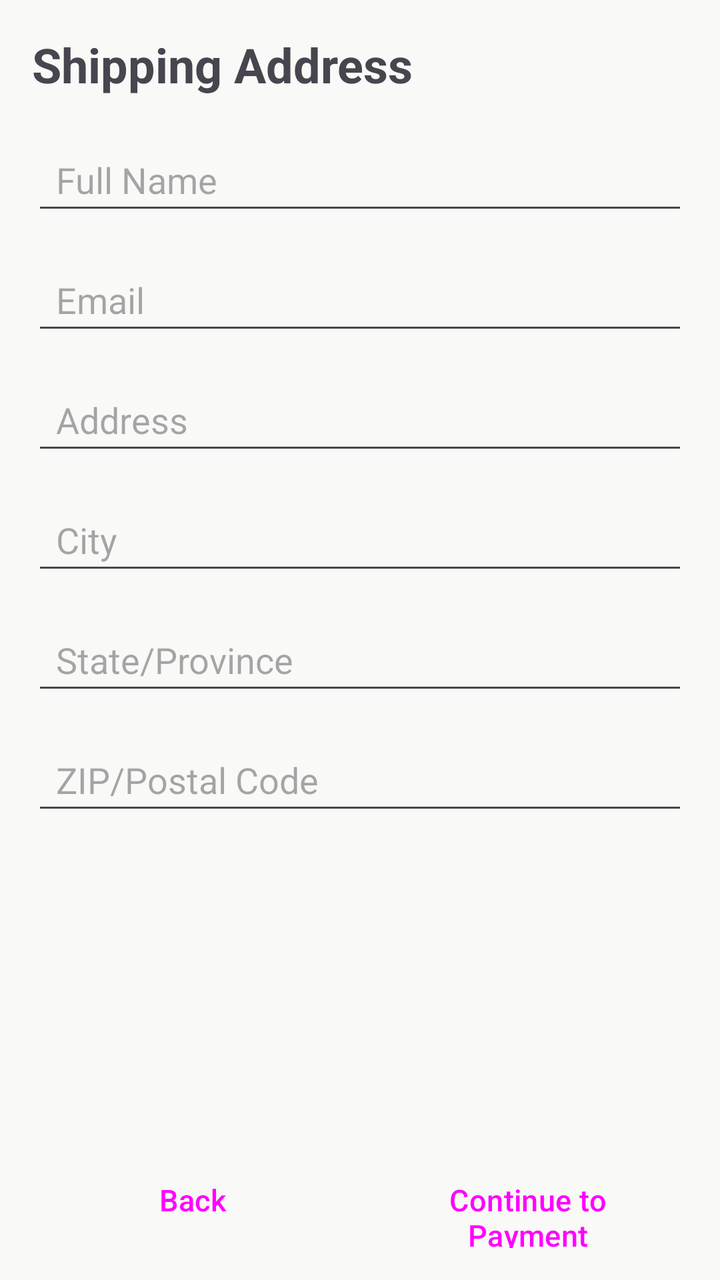
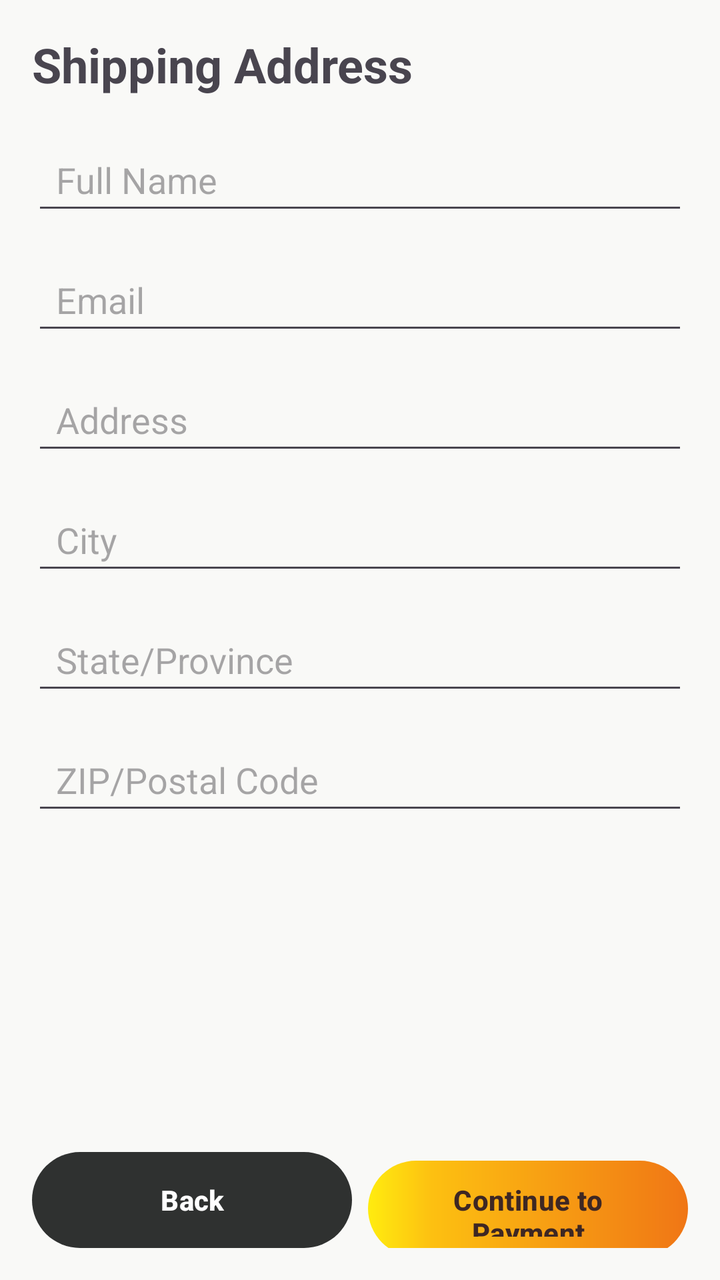

The first picture is an Android layout as it rendered before a commit; the second is the same layout after the commit. The layout source and the unified diff follow.
<!-- AndroidManifest.xml: application theme Theme.BeckieDealApp -->
<!-- res/layout/fragment_shipping_address.xml -->
<?xml version="1.0" encoding="utf-8"?>
<LinearLayout xmlns:android="http://schemas.android.com/apk/res/android"
    android:layout_width="match_parent"
    android:layout_height="match_parent"
    android:orientation="vertical"
    android:padding="16dp">

    <TextView
        android:layout_width="match_parent"
        android:layout_height="wrap_content"
        android:text="Shipping Address"
        android:textSize="24sp"
        android:textStyle="bold"
        android:layout_marginBottom="16dp" />

    <ScrollView
        android:layout_width="match_parent"
        android:layout_height="0dp"
        android:layout_weight="1">

        <LinearLayout
            android:layout_width="match_parent"
            android:layout_height="wrap_content"
            android:orientation="vertical">

            <EditText
                android:id="@+id/fullNameInput"
                android:layout_width="match_parent"
                android:layout_height="48dp"
                android:hint="Full Name"
                android:inputType="text"
                android:layout_marginBottom="12dp"
                android:paddingLeft="12dp"
                android:paddingRight="12dp" />

            <EditText
                android:id="@+id/emailInput"
                android:layout_width="match_parent"
                android:layout_height="48dp"
                android:hint="Email"
                android:inputType="textEmailAddress"
                android:layout_marginBottom="12dp"
                android:paddingLeft="12dp"
                android:paddingRight="12dp" />

            <EditText
                android:id="@+id/addressInput"
                android:layout_width="match_parent"
                android:layout_height="48dp"
                android:hint="Address"
                android:inputType="text"
                android:layout_marginBottom="12dp"
                android:paddingLeft="12dp"
                android:paddingRight="12dp" />

            <EditText
                android:id="@+id/cityInput"
                android:layout_width="match_parent"
                android:layout_height="48dp"
                android:hint="City"
                android:inputType="text"
                android:layout_marginBottom="12dp"
                android:paddingLeft="12dp"
                android:paddingRight="12dp" />

            <EditText
                android:id="@+id/stateInput"
                android:layout_width="match_parent"
                android:layout_height="48dp"
                android:hint="State/Province"
                android:inputType="text"
                android:layout_marginBottom="12dp"
                android:paddingLeft="12dp"
                android:paddingRight="12dp" />

            <EditText
                android:id="@+id/zipInput"
                android:layout_width="match_parent"
                android:layout_height="48dp"
                android:hint="ZIP/Postal Code"
                android:inputType="number"
                android:layout_marginBottom="12dp"
                android:paddingLeft="12dp"
                android:paddingRight="12dp" />

        </LinearLayout>

    </ScrollView>

    <LinearLayout
        android:layout_width="match_parent"
        android:layout_height="wrap_content"
        android:orientation="horizontal"
        android:layout_marginTop="16dp"
        android:spacing="12dp">

        <Button
            android:id="@+id/backBtn"
            android:layout_width="0dp"
            android:layout_height="48dp"
            android:layout_weight="1"
            android:text="Back"
            android:layout_marginEnd="8dp" />

        <Button
            android:id="@+id/continueBtn"
            android:layout_width="0dp"
            android:layout_height="48dp"
            android:layout_weight="1"
            android:text="Continue to Payment" />

    </LinearLayout>

</LinearLayout>
<!-- resources referenced by this layout -->
<resources>
  <style name="Theme.BeckieDealApp" parent="Base.Theme.BeckieDealApp">
          <item name="buttonStyle">@style/Widget.App.Button</item>
          <item name="materialButtonStyle">@style/Widget.App.Button</item>
      </style>
  <style name="Widget.App.Button" parent="Widget.Material3.Button">
          <item name="shapeAppearance">@style/ShapeAppearance.App.Button.Pill</item>
          <item name="android:textAppearance">@style/TextAppearance.App.Button</item>
      </style>
  <color name="primary">#F97316</color>
  <color name="on_primary">#FFFFFF</color>
  <color name="primary_container">#F97316</color>
  <color name="on_primary_container">#582200</color>
  <color name="background">#F9F9F7</color>
  <color name="surface">#FFFFFF</color>
  <color name="on_surface">#251913</color>
  <style name="TextAppearance.App.PriceHero" parent="TextAppearance.Material3.TitleLarge">
          <item name="android:fontFamily">@font/amulya_bold</item>
          <item name="android:textSize">22sp</item>
          <item name="android:letterSpacing">-0.01</item>
          <item name="android:textColor">@color/text_primary</item>
      </style>
  <style name="TextAppearance.App.CardProductName" parent="TextAppearance.Material3.BodyLarge">
          <item name="android:fontFamily">@font/synonym_medium</item>
          <item name="android:textSize">15sp</item>
          <item name="android:letterSpacing">0</item>
          <item name="android:textColor">@color/text_primary</item>
      </style>
  <style name="TextAppearance.App.Button" parent="TextAppearance.Material3.LabelLarge">
          <item name="android:fontFamily">@font/synonym_semibold</item>
          <item name="android:textSize">15sp</item>
          <item name="android:letterSpacing">0.01</item>
          <item name="android:textAllCaps">false</item>
      </style>
  <style name="ShapeAppearance.App.Button.Pill" parent="">
          <item name="cornerFamily">rounded</item>
          <item name="cornerSize">50%</item>
      </style>
  <color name="text_primary">#1E293B</color>
  <color name="text_secondary">#64748B</color>
  <color name="nav_indicator_fill">#FFF1EB</color>
  <style name="ShapeAppearance.App.BottomNav.ActiveIndicator" parent="">
          <item name="cornerFamily">rounded</item>
          <item name="cornerSize">50%</item>
      </style>
  <!-- unchanged entries left out for length: 9 -->
</resources>

<!-- the commit's change to res/layout/fragment_shipping_address.xml (unified diff, before → after) -->
@@ -1,5 +1,6 @@
 <?xml version="1.0" encoding="utf-8"?>
 <LinearLayout xmlns:android="http://schemas.android.com/apk/res/android"
+    xmlns:app="http://schemas.android.com/apk/res-auto"
     android:layout_width="match_parent"
     android:layout_height="match_parent"
     android:orientation="vertical"
@@ -94,20 +95,34 @@
         android:layout_marginTop="16dp"
         android:spacing="12dp">
 
-        <Button
+        
+        <com.google.android.material.button.MaterialButton
             android:id="@+id/backBtn"
             android:layout_width="0dp"
             android:layout_height="48dp"
             android:layout_weight="1"
+            android:background="@drawable/button_buy_now_state"
             android:text="Back"
-            android:layout_marginEnd="8dp" />
+            android:textAllCaps="false"
+            android:textColor="@color/white_fixed"
+            android:textSize="14sp"
+            android:textStyle="bold"
+            android:layout_marginEnd="8dp"
+            app:backgroundTint="@null" />
 
-        <Button
+        
+        <com.google.android.material.button.MaterialButton
             android:id="@+id/continueBtn"
             android:layout_width="0dp"
             android:layout_height="48dp"
             android:layout_weight="1"
-            android:text="Continue to Payment" />
+            android:background="@drawable/button_add_to_cart_gradient"
+            android:text="Continue to Payment"
+            android:textAllCaps="false"
+            android:textColor="@color/dark_brown"
+            android:textSize="14sp"
+            android:textStyle="bold"
+            app:backgroundTint="@null" />
 
     </LinearLayout>
 
<!-- resource entries referenced after the edit -->
@@ -1,9 +1,51 @@
 <!-- resources referenced by this layout -->
 <resources>
+  <color name="dark_brown">#3E2723</color>
+  <color name="white_fixed">#FFFFFF</color>
+  <!-- drawable button_add_to_cart_gradient (drawable) -->
+  <?xml version="1.0" encoding="utf-8"?>
+  <shape xmlns:android="http://schemas.android.com/apk/res/android">
+      <gradient
+          android:angle="0"
+          android:startColor="#FFEC0F"
+          android:centerColor="#FDC011"
+          android:endColor="#F07615"
+          android:centerX="0.20"
+          android:type="linear" />
+      <corners android:radius="@dimen/button_pill_radius" />
+  </shape>
+  <!-- drawable button_buy_now_state (drawable) -->
+  <?xml version="1.0" encoding="utf-8"?>
+  <selector xmlns:android="http://schemas.android.com/apk/res/android">
+      
+      <item android:state_pressed="true">
+          <shape android:shape="rectangle">
+              <solid android:color="#FFEC0F" />
+              <corners android:radius="@dimen/button_pill_radius" />
+          </shape>
+      </item>
+      
+      
+      <item android:state_focused="true">
+          <shape android:shape="rectangle">
+              <solid android:color="#FFEC0F" />
+              <corners android:radius="@dimen/button_pill_radius" />
+          </shape>
+      </item>
+      
+      
+      <item>
+          <shape android:shape="rectangle">
+              <solid android:color="#2F3130" />
+              <corners android:radius="@dimen/button_pill_radius" />
+          </shape>
+      </item>
+  </selector>
   <style name="Theme.BeckieDealApp" parent="Base.Theme.BeckieDealApp">
           <item name="buttonStyle">@style/Widget.App.Button</item>
           <item name="materialButtonStyle">@style/Widget.App.Button</item>
       </style>
+  <dimen name="button_pill_radius">999dp</dimen>
   <style name="Widget.App.Button" parent="Widget.Material3.Button">
           <item name="shapeAppearance">@style/ShapeAppearance.App.Button.Pill</item>
           <item name="android:textAppearance">@style/TextAppearance.App.Button</item>
